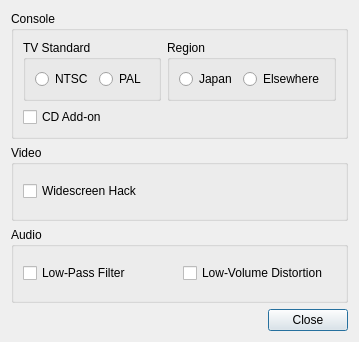
First picture: the form in qt/dialogs/options.ui, repository Clownacy/clownmdemu-frontend, before the edit.
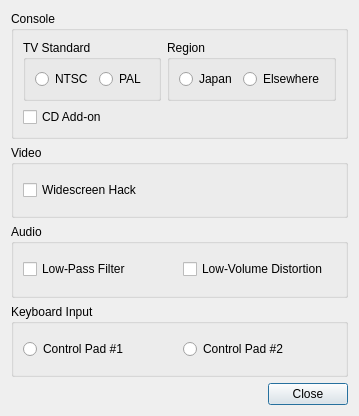
Second picture: the form after the edit.

Commit message: Qt: Add keyboard control pad selection.

Patch:
```diff
--- a/qt/dialogs/options.ui
+++ b/qt/dialogs/options.ui
@@ -7,7 +7,7 @@
     <x>0</x>
     <y>0</y>
     <width>359</width>
-    <height>342</height>
+    <height>416</height>
    </rect>
   </property>
   <property name="windowTitle">
@@ -119,6 +119,29 @@
      </layout>
     </widget>
    </item>
+   <item>
+    <widget class="QGroupBox" name="keyboardInput">
+     <property name="title">
+      <string>Keyboard Input</string>
+     </property>
+     <layout class="QHBoxLayout" name="horizontalLayout_6">
+      <item>
+       <widget class="QRadioButton" name="controlPad1">
+        <property name="text">
+         <string>Control Pad #1</string>
+        </property>
+       </widget>
+      </item>
+      <item>
+       <widget class="QRadioButton" name="controlPad2">
+        <property name="text">
+         <string>Control Pad #2</string>
+        </property>
+       </widget>
+      </item>
+     </layout>
+    </widget>
+   </item>
    <item>
     <widget class="QDialogButtonBox" name="buttonBox">
      <property name="orientation">
```
Left out of the diff: 4 changed lines with no effect on the pictures. The commit also changes 5 other files.
